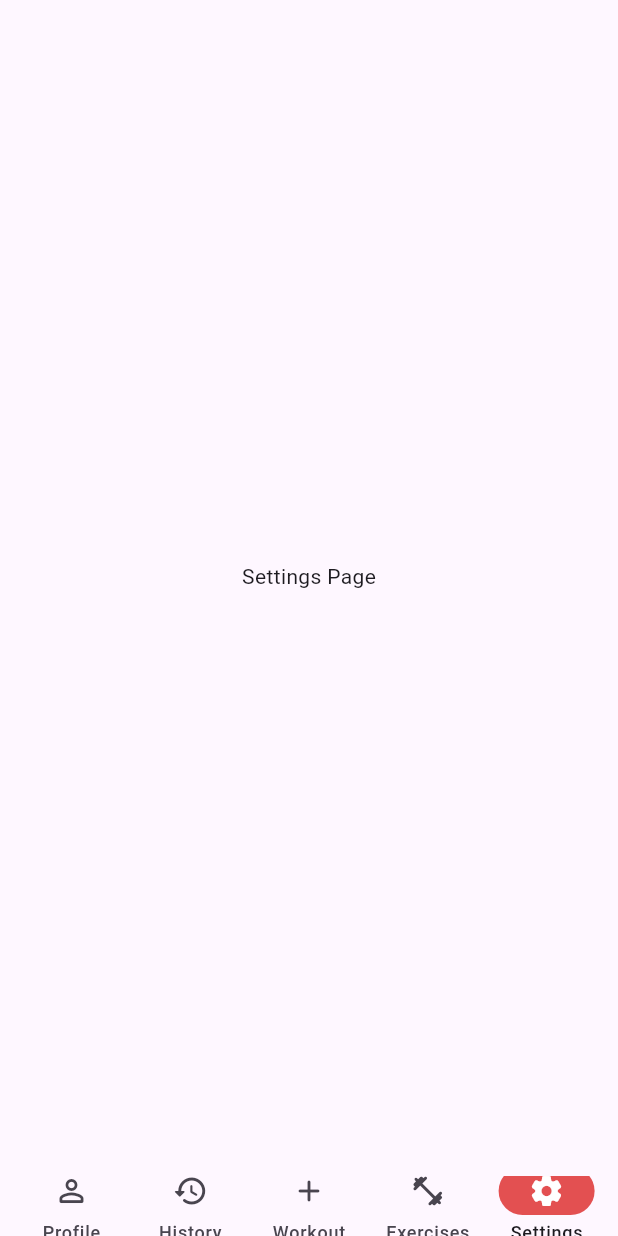
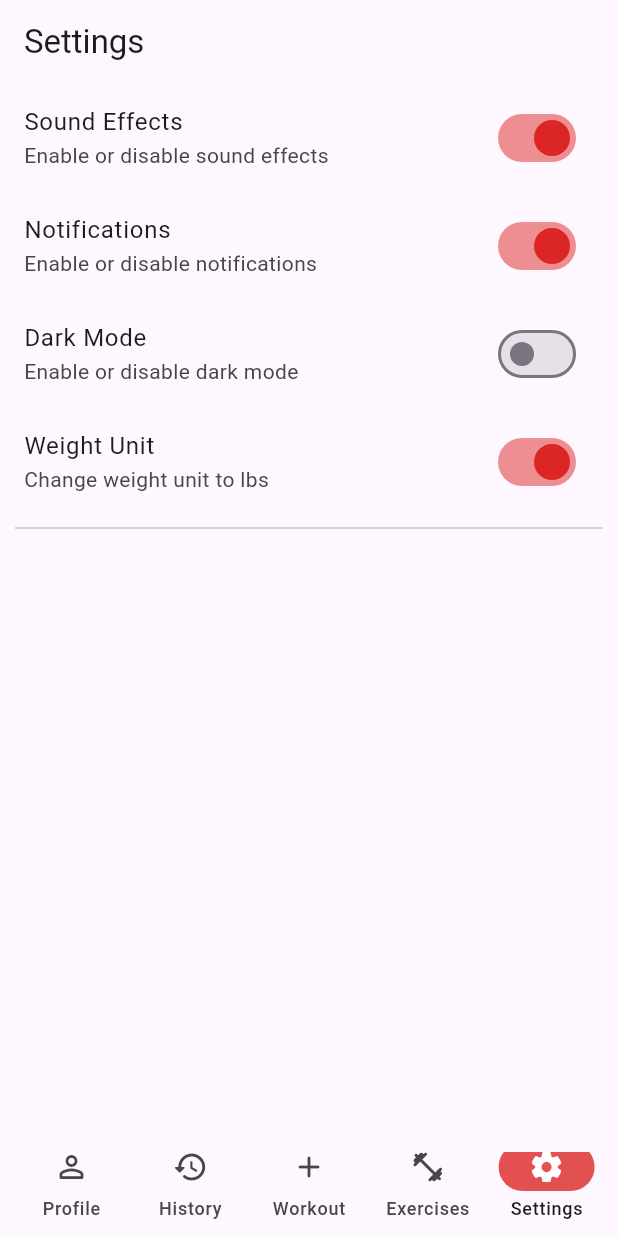
Before and after one commit to Cratis1831/fit_app_2025, a Flutter app: the screen it shows after launch, item 5 of the bottom bar chosen, on a phone screen of 412 x 824 dp. Run offline on Flutter 3.47's test engine with Material 3 defaults, Android fonts, the phone set to English and light mode, and no system bars; network calls fail.

Commit message:
Refactor color constants and enhance settings page with toggle switches

```diff
--- a/lib/constants/colors.dart
+++ b/lib/constants/constants.dart
@@ -1,7 +1,12 @@
-// color theme
 import 'dart:ui';
 
+// color theme
 const Color primaryColor = Color(0xFFdc2626);
 const Color accentColor = Color(0xFFfca5a5);
 const Color backgroundColor = Color(0xFFfafafa);
 const Color textColor = Color(0xFF333333);
+
+// constants
+const double kDefaultPadding = 20.0;
+const double kDefaultBorderRadius = 10.0;
+const double kDefaultDividerIndent = 10.0;
--- a/lib/pages/home.dart
+++ b/lib/pages/home.dart
@@ -5,7 +5,7 @@ import 'package:fit_app_2025/pages/profile/profile.dart';
 import 'package:fit_app_2025/pages/settings/settings.dart';
 import 'package:flutter/material.dart';
 
-import '../constants/colors.dart';
+import '../constants/constants.dart';
 
 class HomePage extends StatefulWidget {
   const HomePage({super.key});
@@ -58,7 +58,8 @@ class _HomePageState extends State<HomePage> {
     return Scaffold(
       body: _pages[currentPageIndex],
       bottomNavigationBar: Padding(
-        padding: const EdgeInsets.only(top: 16.0, left: 8.0, right: 8.0),
+        padding: const EdgeInsets.only(
+            top: 16.0, left: 8.0, right: 8.0, bottom: 16.0),
         child: NavigationBar(
           indicatorColor: primaryColor.withOpacity(0.8),
           onDestinationSelected: (int index) {
--- a/lib/pages/profile/profile.dart
+++ b/lib/pages/profile/profile.dart
@@ -1,4 +1,3 @@
-import 'package:fit_app_2025/constants/colors.dart';
 import 'package:flutter/material.dart';
 
 import 'widgets/profile_header.dart';
@@ -9,7 +8,6 @@ class ProfilePage extends StatelessWidget {
   @override
   Widget build(BuildContext context) {
     return const Scaffold(
-      backgroundColor: backgroundColor,
       body: SafeArea(
         child: Padding(
           padding: EdgeInsets.all(16.0),
--- a/lib/pages/profile/widgets/profile_header.dart
+++ b/lib/pages/profile/widgets/profile_header.dart
@@ -1,4 +1,4 @@
-import 'package:fit_app_2025/constants/colors.dart';
+import 'package:fit_app_2025/constants/constants.dart';
 import 'package:flutter/material.dart';
 
 class ProfileHeader extends StatelessWidget {
--- a/lib/pages/settings/settings.dart
+++ b/lib/pages/settings/settings.dart
@@ -1,13 +1,73 @@
+import 'package:fit_app_2025/constants/constants.dart';
+import 'package:fit_app_2025/widgets/list_tile_with_switch.dart';
 import 'package:flutter/material.dart';
 
-class SettingsPage extends StatelessWidget {
+class SettingsPage extends StatefulWidget {
   const SettingsPage({super.key});
 
   @override
+  State<SettingsPage> createState() => _SettingsPageState();
+}
+
+class _SettingsPageState extends State<SettingsPage> {
+  bool soundEffects = true;
+  bool notifications = true;
+  bool darkMode = false;
+  bool isLbs = true;
+
+  @override
   Widget build(BuildContext context) {
-    return const Scaffold(
-      body: Center(
-        child: Text('Settings Page'),
+    return Scaffold(
+      appBar: AppBar(
+        title: const Text('Settings'),
+      ),
+      body: ListView(
+        children: [
+          ListTileWithSwitch(
+            title: 'Sound Effects',
+            subtitle: 'Enable or disable sound effects',
+            toggle: soundEffects,
+            onChanged: (value) => {
+              setState(() {
+                soundEffects = value;
+              }),
+            },
+          ),
+          ListTileWithSwitch(
+            title: 'Notifications',
+            subtitle: 'Enable or disable notifications',
+            toggle: notifications,
+            onChanged: (value) => {
+              setState(() {
+                notifications = value;
+              }),
+            },
+          ),
+          ListTileWithSwitch(
+            title: 'Dark Mode',
+            subtitle: 'Enable or disable dark mode',
+            toggle: darkMode,
+            onChanged: (value) => {
+              setState(() {
+                darkMode = value;
+              }),
+            },
+          ),
+          ListTileWithSwitch(
+            title: 'Weight Unit',
+            subtitle: 'Change weight unit to lbs',
+            toggle: isLbs,
+            onChanged: (value) => {
+              setState(() {
+                isLbs = value;
+              }),
+            },
+          ),
+          const Divider(
+            indent: kDefaultDividerIndent,
+            endIndent: kDefaultDividerIndent,
+          ),
+        ],
       ),
     );
   }
--- /dev/null
+++ b/lib/widgets/list_tile_with_switch.dart
@@ -0,0 +1,30 @@
+import 'package:fit_app_2025/constants/constants.dart';
+import 'package:flutter/material.dart';
+
+class ListTileWithSwitch extends StatelessWidget {
+  const ListTileWithSwitch({
+    super.key,
+    required this.toggle,
+    required this.onChanged,
+    required this.title,
+    required this.subtitle,
+  });
+
+  final bool toggle;
+  final String title;
+  final String subtitle;
+  final ValueChanged<bool> onChanged;
+
+  @override
+  Widget build(BuildContext context) {
+    return ListTile(
+      title: Text(title),
+      subtitle: Text(subtitle),
+      trailing: Switch(
+        value: toggle,
+        onChanged: onChanged,
+        activeColor: primaryColor,
+      ),
+    );
+  }
+}
```
